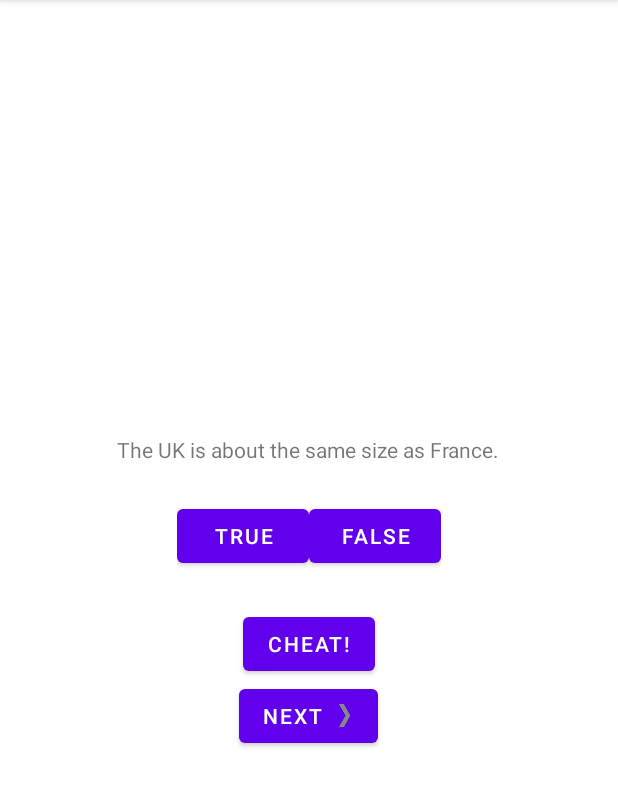
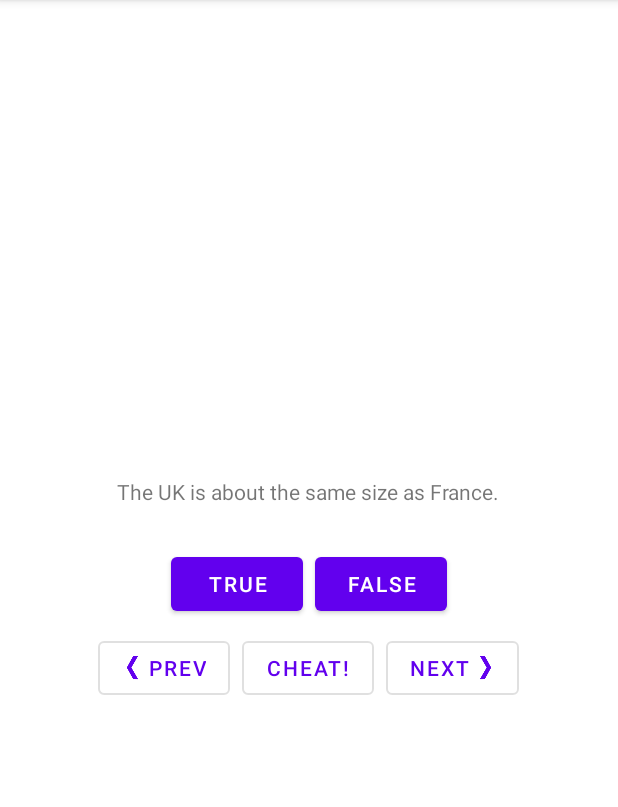
Before and after one commit to lengzhang/GeoQuiz, an Android app: the screen it shows after launch (MainActivity), on a phone screen of 412 x 824 dp, the part 84-891 px from its top. Run offline under Robolectric (Android 15) with nearby library versions, the phone set to English and light mode, and no system bars.

Commit message:
Add a Previous Button

```diff
--- a/app/src/main/java/com/lengzhang/android/geoquiz/MainActivity.kt
+++ b/app/src/main/java/com/lengzhang/android/geoquiz/MainActivity.kt
@@ -19,6 +19,7 @@ class MainActivity : AppCompatActivity() {
 
     private lateinit var trueButton: Button
     private lateinit var falseButton: Button
+    private lateinit var previousButton: Button
     private lateinit var nextButton: Button
     private lateinit var cheatButton: Button
     private lateinit var questionTextView: TextView
@@ -42,24 +43,30 @@ class MainActivity : AppCompatActivity() {
 
         trueButton = findViewById(R.id.true_button)
         falseButton = findViewById(R.id.false_button)
+        previousButton = findViewById(R.id.previous_button)
         nextButton = findViewById(R.id.next_button)
         cheatButton = findViewById(R.id.cheat_button)
         questionTextView = findViewById(R.id.question_text_view)
 
-        trueButton.setOnClickListener { view: View ->
+        trueButton.setOnClickListener {
             checkAnswer(true)
         }
 
-        falseButton.setOnClickListener { view: View ->
+        falseButton.setOnClickListener {
             checkAnswer(false)
         }
 
-        nextButton.setOnClickListener { view: View ->
+        previousButton.setOnClickListener {
+            quizViewModel.moveToPrevious()
+            updateQuestion()
+        }
+
+        nextButton.setOnClickListener {
             quizViewModel.moveToNext()
             updateQuestion()
         }
 
-        cheatButton.setOnClickListener { view: View ->
+        cheatButton.setOnClickListener {
             val answerIsTrue = quizViewModel.currentQuestionAnswer
             val intent = CheatActivity.newIntent(this@MainActivity, answerIsTrue)
             startActivityForResult(intent, REQUEST_CODE_CHEAT)
--- a/app/src/main/java/com/lengzhang/android/geoquiz/QuizViewModel.kt
+++ b/app/src/main/java/com/lengzhang/android/geoquiz/QuizViewModel.kt
@@ -15,6 +15,13 @@ class QuizViewModel : ViewModel() {
     val currentQuestionText: String
         get() = questionBank[currentIndex].question
 
+    fun moveToPrevious() {
+        currentIndex = when (currentIndex) {
+            0 -> questionBank.size - 1
+            else -> currentIndex - 1
+        }
+    }
+
     fun moveToNext() {
         currentIndex = (currentIndex + 1) % questionBank.size
     }
--- a/app/src/main/res/layout-land/activity_main.xml
+++ b/app/src/main/res/layout-land/activity_main.xml
@@ -1,5 +1,6 @@
 <?xml version="1.0" encoding="utf-8"?>
 <FrameLayout xmlns:android="http://schemas.android.com/apk/res/android"
+    xmlns:app="http://schemas.android.com/apk/res-auto"
     xmlns:tools="http://schemas.android.com/tools"
     android:layout_width="match_parent"
     android:layout_height="match_parent"
@@ -19,32 +20,47 @@
 
         <Button
             android:id="@+id/true_button"
+            style="@style/Widget.MaterialComponents.Button"
             android:layout_width="wrap_content"
             android:layout_height="wrap_content"
+            android:layout_margin="4dp"
             android:text="@string/true_button" />
 
         <Button
             android:id="@+id/false_button"
+            style="@style/Widget.MaterialComponents.Button"
             android:layout_width="wrap_content"
             android:layout_height="wrap_content"
+            android:layout_margin="4dp"
             android:text="@string/false_button" />
 
     </LinearLayout>
 
     <Button
-        android:id="@+id/cheat_button"
+        android:id="@+id/previous_button"
+        style="@style/Widget.MaterialComponents.Button.OutlinedButton"
         android:layout_width="wrap_content"
         android:layout_height="wrap_content"
-        android:layout_gravity="bottom|center_horizontal"
+        android:layout_gravity="bottom|start"
+        android:text="@string/previous_button"
+        app:icon="@drawable/arrow_left" />
+
+    <Button
+        android:id="@+id/cheat_button"
+        style="@style/Widget.MaterialComponents.Button.OutlinedButton"
+        android:layout_width="wrap_content"
+        android:layout_height="wrap_content"
+        android:layout_gravity="bottom|center"
         android:text="@string/cheat_button" />
 
     <Button
         android:id="@+id/next_button"
+        style="@style/Widget.MaterialComponents.Button.OutlinedButton"
         android:layout_width="wrap_content"
         android:layout_height="wrap_content"
         android:layout_gravity="bottom|end"
         android:text="@string/next_button"
-        android:drawableEnd="@drawable/arrow_right"
-        android:drawablePadding="4dp" />
+        app:icon="@drawable/arrow_right"
+        app:iconGravity="end" />
 
 </FrameLayout>
--- a/app/src/main/res/layout/activity_main.xml
+++ b/app/src/main/res/layout/activity_main.xml
@@ -1,6 +1,7 @@
 <?xml version="1.0" encoding="utf-8"?>
 <LinearLayout xmlns:android="http://schemas.android.com/apk/res/android"
     xmlns:tools="http://schemas.android.com/tools"
+    xmlns:app="http://schemas.android.com/apk/res-auto"
     android:layout_width="match_parent"
     android:layout_height="match_parent"
     android:gravity="center"
@@ -20,32 +21,59 @@
         android:orientation="horizontal">
 
         <Button
+            style="@style/Widget.MaterialComponents.Button"
             android:id="@+id/true_button"
             android:layout_width="wrap_content"
             android:layout_height="wrap_content"
-            android:text="@string/true_button" />
+            android:text="@string/true_button"
+            android:layout_margin="4dp" />
 
         <Button
+            style="@style/Widget.MaterialComponents.Button"
             android:id="@+id/false_button"
             android:layout_width="wrap_content"
             android:layout_height="wrap_content"
-            android:text="@string/false_button" />
+            android:text="@string/false_button"
+            android:layout_margin="4dp" />
 
     </LinearLayout>
 
+
+    <LinearLayout
+        android:layout_width="wrap_content"
+        android:layout_height="wrap_content"
+        android:orientation="horizontal">
+
         <Button
+            style="@style/Widget.MaterialComponents.Button.OutlinedButton"
+            android:id="@+id/previous_button"
+            android:layout_width="wrap_content"
+            android:layout_height="wrap_content"
+            android:text="@string/previous_button"
+            app:icon="@drawable/arrow_left"
+            android:layout_margin="4dp"/>
+
+        <Button
+            style="@style/Widget.MaterialComponents.Button.OutlinedButton"
             android:id="@+id/cheat_button"
             android:layout_width="wrap_content"
             android:layout_height="wrap_content"
-        android:layout_marginTop="24dp"
-        android:text="@string/cheat_button" />
+            android:text="@string/cheat_button"
+            android:layout_margin="4dp"/>
 
         <Button
+            style="@style/Widget.MaterialComponents.Button.OutlinedButton"
             android:id="@+id/next_button"
             android:layout_width="wrap_content"
             android:layout_height="wrap_content"
-        android:drawableEnd="@drawable/arrow_right"
-        android:drawablePadding="4dp"
-        android:text="@string/next_button" />
+            android:text="@string/next_button"
+            app:icon="@drawable/arrow_right"
+            app:iconGravity="end"
+            android:layout_margin="4dp"/>
 
     </LinearLayout>
+
+
+
+
+</LinearLayout>
--- a/app/src/main/res/values/strings.xml
+++ b/app/src/main/res/values/strings.xml
@@ -4,6 +4,7 @@
     <!-- Button -->
     <string name="true_button">True</string>
     <string name="false_button">False</string>
+    <string name="previous_button">Prev</string>
     <string name="next_button">Next</string>
     <string name="show_answer_button">Show Answer</string>
     <string name="cheat_button">Cheat!</string>
```
Lines whose indentation alone changed are shown as unchanged.
